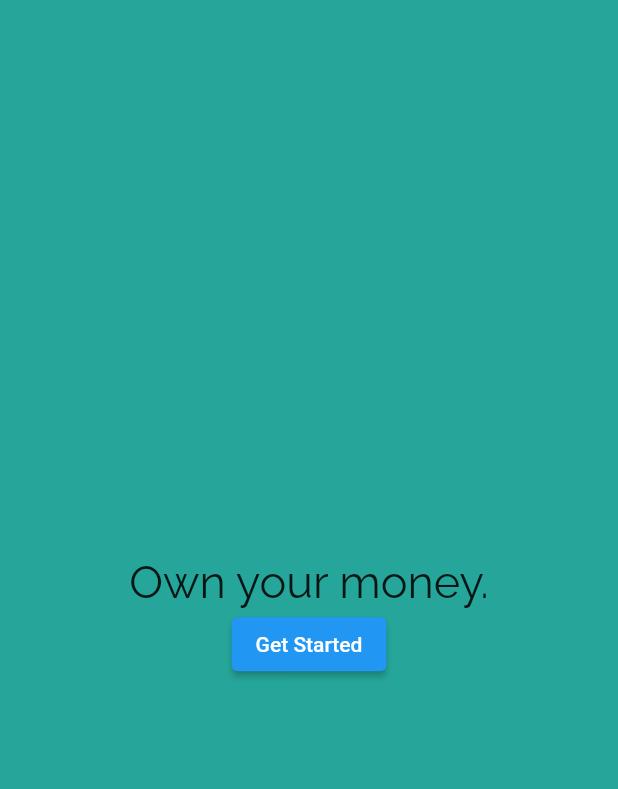
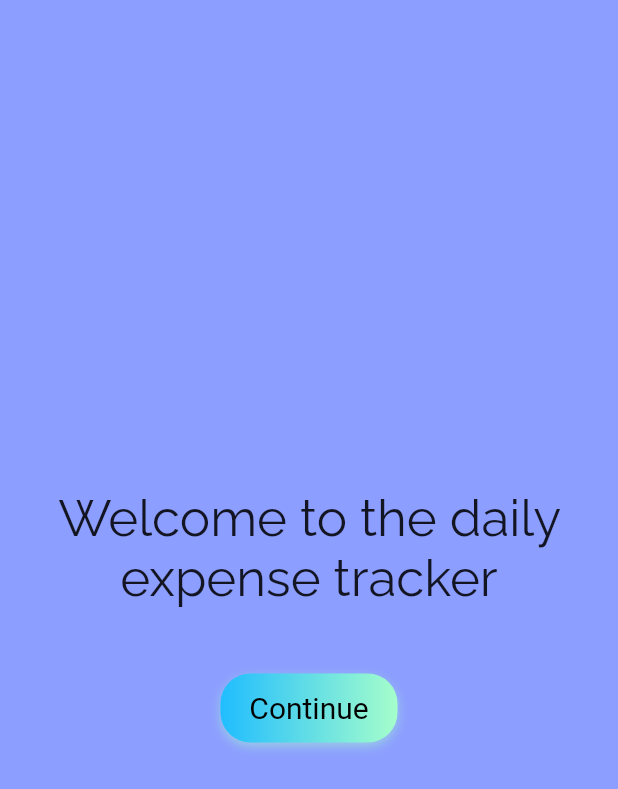
Before and after one commit to RohanS-15/Daily-Expense-Tracker, a Flutter app: the screen it shows after launch, on a phone screen of 412 x 824 dp. Shown: the top 789 px of the screen. Run offline on Flutter 3.47's test engine with Material 2 defaults, Android fonts, the phone set to English and light mode, and no system bars; drawn by our look-alikes of gradient_widgets; our stand-ins replace google_fonts.

Commit message:
made the navigation look better

```diff
--- a/lib/welcomePage.dart
+++ b/lib/welcomePage.dart
@@ -1,24 +1,35 @@
 import 'package:flutter/material.dart';
 import 'package:google_fonts/google_fonts.dart';
+import 'package:gradient_widgets/gradient_widgets.dart';
 import 'mainPage.dart' as mainPage;
 
 class WelcomePage extends StatelessWidget{
   @override
   Widget build(BuildContext context){
     return Scaffold(
-      backgroundColor: Colors.teal[400],
+      backgroundColor: Colors.indigoAccent[100],
       body: Center(child:
         Column(children: [
           Text(
-            "Own your money.",
+            "Welcome to the daily expense tracker\n",
             style: GoogleFonts.raleway(
-              textStyle: TextStyle(fontSize: 30)
-            )
+              textStyle: TextStyle(fontSize: 34)
+            ),
+            textAlign: TextAlign.center,
+
           ),
-          ElevatedButton(
-            child: Text("Get Started"),
-
-            onPressed:(){
+          GradientButton(
+            increaseHeightBy: 10,
+            increaseWidthBy: 30,
+            gradient: Gradients.coldLinear,
+            child: Text(
+              "Continue",
+              style: TextStyle(
+                color: Colors.black,
+                fontSize: 20,
+                fontWeight: FontWeight.w400),
+            ),
+            callback:(){
               Navigator.push(
                 context,
                 MaterialPageRoute(builder: (context) => mainPage.MainPage())
```
Also changed, not shown: lib/mainPage.dart (+21 -7 lines), lib/main.dart (line endings or trailing spaces).
